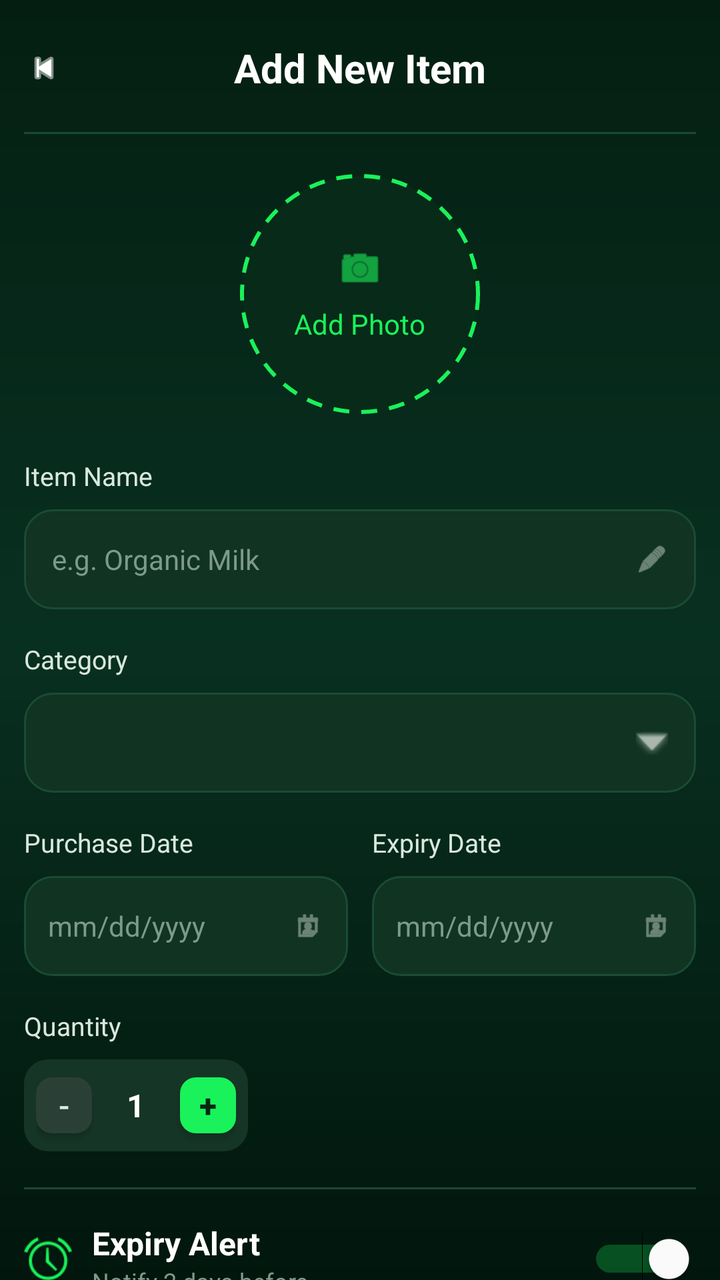
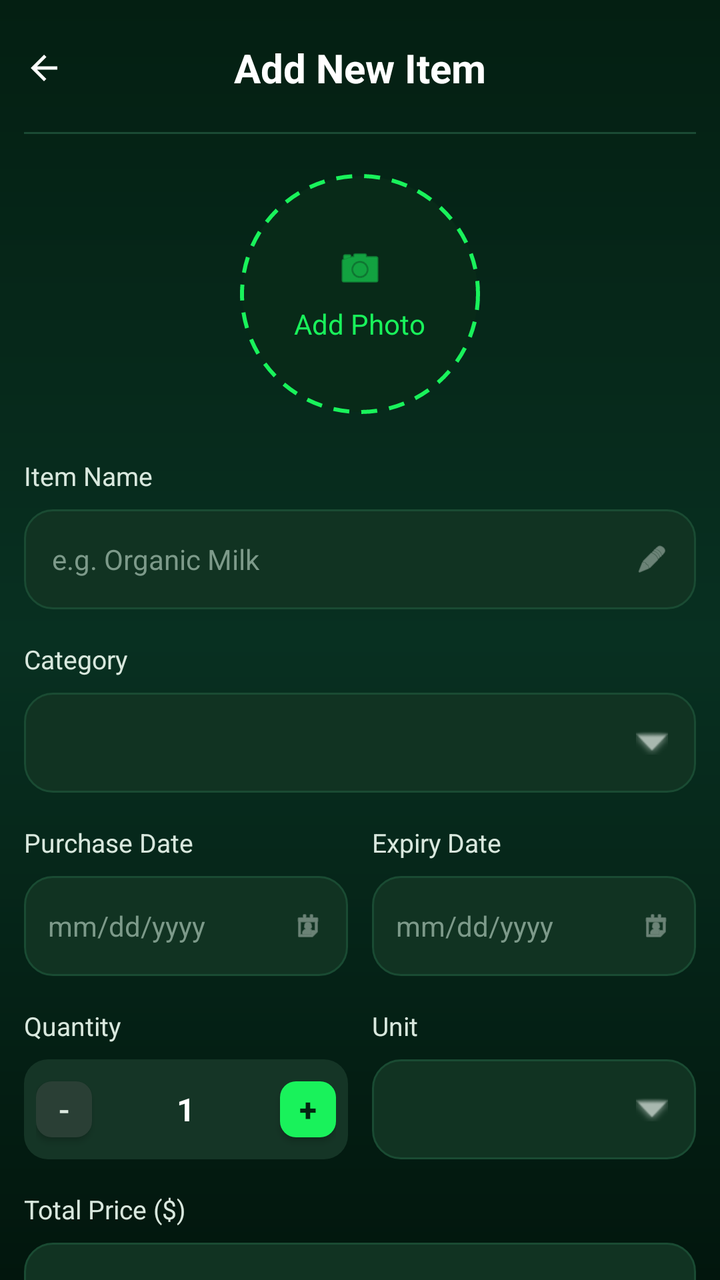

Before-and-after screenshots of an Android layout around one commit, followed by the original layout XML and the change that was made.
<!-- AndroidManifest.xml: application theme Theme.Group12_Asgmt2 -->
<!-- res/layout/activity_add_food.xml -->
<?xml version="1.0" encoding="utf-8"?>
<ScrollView xmlns:android="http://schemas.android.com/apk/res/android"
    xmlns:app="http://schemas.android.com/apk/res-auto"
    android:layout_width="match_parent"
    android:layout_height="match_parent"
    android:background="@drawable/bg_dashboard"
    android:fillViewport="true"
    android:scrollbars="none">

    <LinearLayout
        android:layout_width="match_parent"
        android:layout_height="wrap_content"
        android:orientation="vertical"
        android:paddingStart="12dp"
        android:paddingTop="16dp"
        android:paddingEnd="12dp"
        android:paddingBottom="24dp">

        <RelativeLayout
            android:layout_width="match_parent"
            android:layout_height="wrap_content"
            android:minHeight="36dp">

            <ImageView
                android:id="@+id/btnBack"
                android:layout_width="20dp"
                android:layout_height="20dp"
                android:layout_centerVertical="true"
                android:src="@android:drawable/ic_media_previous"
                app:tint="#FFFFFF" />

            <TextView
                android:layout_width="wrap_content"
                android:layout_height="wrap_content"
                android:layout_centerInParent="true"
                android:text="Add New Item"
                android:textColor="#FFFFFF"
                android:textSize="20sp"
                android:textStyle="bold" />
        </RelativeLayout>

        <View
            android:layout_width="match_parent"
            android:layout_height="1dp"
            android:layout_marginTop="14dp"
            android:background="#1B4A34" />

        <LinearLayout
            android:id="@+id/btnAddPhoto"
            android:layout_width="120dp"
            android:layout_height="120dp"
            android:layout_gravity="center_horizontal"
            android:layout_marginTop="20dp"
            android:background="@drawable/bg_add_photo_circle"
            android:gravity="center"
            android:orientation="vertical">

            <ImageView
                android:layout_width="24dp"
                android:layout_height="24dp"
                android:src="@android:drawable/ic_menu_camera"
                app:tint="#19F25B" />

            <TextView
                android:layout_width="wrap_content"
                android:layout_height="wrap_content"
                android:layout_marginTop="6dp"
                android:text="Add Photo"
                android:textColor="#19F25B"
                android:textSize="14sp" />
        </LinearLayout>

        <TextView
            android:layout_width="wrap_content"
            android:layout_height="wrap_content"
            android:layout_marginTop="22dp"
            android:text="Item Name"
            android:textColor="#D9E8DE"
            android:textSize="13sp" />

        <LinearLayout
            android:layout_width="match_parent"
            android:layout_height="50dp"
            android:layout_marginTop="8dp"
            android:background="@drawable/bg_input_rounded"
            android:gravity="center_vertical"
            android:orientation="horizontal"
            android:paddingStart="14dp"
            android:paddingEnd="14dp">

            <EditText
                android:id="@+id/etItemName"
                android:layout_width="0dp"
                android:layout_height="wrap_content"
                android:layout_weight="1"
                android:background="@android:color/transparent"
                android:hint="e.g. Organic Milk"
                android:textColor="#FFFFFF"
                android:textColorHint="#7D9A8A"
                android:textSize="14sp" />

            <ImageView
                android:layout_width="16dp"
                android:layout_height="16dp"
                android:src="@android:drawable/ic_menu_edit"
                app:tint="#A8B8AF" />
        </LinearLayout>

        <TextView
            android:layout_width="wrap_content"
            android:layout_height="wrap_content"
            android:layout_marginTop="16dp"
            android:text="Category"
            android:textColor="#D9E8DE"
            android:textSize="13sp" />

        <RelativeLayout
            android:layout_width="match_parent"
            android:layout_height="50dp"
            android:layout_marginTop="8dp"
            android:background="@drawable/bg_input_rounded"
            android:gravity="center_vertical">

            <Spinner
                android:id="@+id/spinnerCategory"
                android:layout_width="match_parent"
                android:layout_height="match_parent"
                android:background="@android:color/transparent"
                android:paddingStart="12dp"
                android:paddingEnd="36dp"
                android:spinnerMode="dropdown" />

            <ImageView
                android:layout_width="16dp"
                android:layout_height="16dp"
                android:layout_alignParentEnd="true"
                android:layout_centerVertical="true"
                android:layout_marginEnd="14dp"
                android:src="@android:drawable/arrow_down_float"
                app:tint="#A8B8AF" />
        </RelativeLayout>

        <LinearLayout
            android:layout_width="match_parent"
            android:layout_height="wrap_content"
            android:layout_marginTop="16dp"
            android:orientation="horizontal"
            android:weightSum="2">

            <LinearLayout
                android:layout_width="0dp"
                android:layout_height="wrap_content"
                android:layout_weight="1"
                android:layout_marginEnd="6dp"
                android:orientation="vertical">

                <TextView
                    android:layout_width="wrap_content"
                    android:layout_height="wrap_content"
                    android:text="Purchase Date"
                    android:textColor="#D9E8DE"
                    android:textSize="13sp" />

                <LinearLayout
                    android:layout_width="match_parent"
                    android:layout_height="50dp"
                    android:layout_marginTop="8dp"
                    android:background="@drawable/bg_input_rounded"
                    android:gravity="center_vertical"
                    android:orientation="horizontal"
                    android:paddingStart="12dp"
                    android:paddingEnd="12dp">

                    <EditText
                        android:id="@+id/etPurchaseDate"
                        android:layout_width="0dp"
                        android:layout_height="wrap_content"
                        android:layout_weight="1"
                        android:background="@android:color/transparent"
                        android:clickable="true"
                        android:focusable="false"
                        android:hint="mm/dd/yyyy"
                        android:textColor="#FFFFFF"
                        android:textColorHint="#7D9A8A"
                        android:textSize="14sp" />

                    <ImageView
                        android:layout_width="16dp"
                        android:layout_height="16dp"
                        android:src="@android:drawable/ic_menu_my_calendar"
                        app:tint="#A8B8AF" />
                </LinearLayout>
            </LinearLayout>

            <LinearLayout
                android:layout_width="0dp"
                android:layout_height="wrap_content"
                android:layout_weight="1"
                android:layout_marginStart="6dp"
                android:orientation="vertical">

                <TextView
                    android:layout_width="wrap_content"
                    android:layout_height="wrap_content"
                    android:text="Expiry Date"
                    android:textColor="#D9E8DE"
                    android:textSize="13sp" />

                <LinearLayout
                    android:layout_width="match_parent"
                    android:layout_height="50dp"
                    android:layout_marginTop="8dp"
                    android:background="@drawable/bg_input_rounded"
                    android:gravity="center_vertical"
                    android:orientation="horizontal"
                    android:paddingStart="12dp"
                    android:paddingEnd="12dp">

                    <EditText
                        android:id="@+id/etExpiryDate"
                        android:layout_width="0dp"
                        android:layout_height="wrap_content"
                        android:layout_weight="1"
                        android:background="@android:color/transparent"
                        android:clickable="true"
                        android:focusable="false"
                        android:hint="mm/dd/yyyy"
                        android:textColor="#FFFFFF"
                        android:textColorHint="#7D9A8A"
                        android:textSize="14sp" />

                    <ImageView
                        android:layout_width="16dp"
                        android:layout_height="16dp"
                        android:src="@android:drawable/ic_menu_my_calendar"
                        app:tint="#A8B8AF" />
                </LinearLayout>
            </LinearLayout>
        </LinearLayout>

        <TextView
            android:layout_width="wrap_content"
            android:layout_height="wrap_content"
            android:layout_marginTop="16dp"
            android:text="Quantity"
            android:textColor="#D9E8DE"
            android:textSize="13sp" />

        <LinearLayout
            android:layout_width="112dp"
            android:layout_height="46dp"
            android:layout_marginTop="8dp"
            android:background="@drawable/bg_quantity_container"
            android:gravity="center_vertical"
            android:orientation="horizontal"
            android:paddingStart="6dp"
            android:paddingEnd="6dp">

            <androidx.appcompat.widget.AppCompatButton
                android:id="@+id/btnMinus"
                android:layout_width="28dp"
                android:layout_height="28dp"
                android:background="@drawable/bg_quantity_minus"
                android:insetTop="0dp"
                android:insetBottom="0dp"
                android:minWidth="0dp"
                android:minHeight="0dp"
                android:padding="0dp"
                android:text="-"
                android:textAllCaps="false"
                android:textColor="#DCE9E0"
                android:textSize="16sp" />

            <TextView
                android:id="@+id/tvQuantity"
                android:layout_width="0dp"
                android:layout_height="wrap_content"
                android:layout_weight="1"
                android:gravity="center"
                android:text="1"
                android:textColor="#FFFFFF"
                android:textSize="16sp"
                android:textStyle="bold" />

            <androidx.appcompat.widget.AppCompatButton
                android:id="@+id/btnPlus"
                android:layout_width="28dp"
                android:layout_height="28dp"
                android:background="@drawable/bg_quantity_plus"
                android:insetTop="0dp"
                android:insetBottom="0dp"
                android:minWidth="0dp"
                android:minHeight="0dp"
                android:padding="0dp"
                android:text="+"
                android:textAllCaps="false"
                android:textColor="#032611"
                android:textSize="16sp"
                android:textStyle="bold" />
        </LinearLayout>

        <View
            android:layout_width="match_parent"
            android:layout_height="1dp"
            android:layout_marginTop="18dp"
            android:background="#1C4733" />

        <LinearLayout
            android:layout_width="match_parent"
            android:layout_height="wrap_content"
            android:layout_marginTop="16dp"
            android:gravity="center_vertical"
            android:orientation="horizontal">

            <ImageView
                android:layout_width="24dp"
                android:layout_height="24dp"
                android:src="@android:drawable/ic_lock_idle_alarm"
                app:tint="#19F25B" />

            <LinearLayout
                android:layout_width="0dp"
                android:layout_height="wrap_content"
                android:layout_marginStart="10dp"
                android:layout_weight="1"
                android:orientation="vertical">

                <TextView
                    android:layout_width="wrap_content"
                    android:layout_height="wrap_content"
                    android:text="Expiry Alert"
                    android:textColor="#FFFFFF"
                    android:textSize="16sp"
                    android:textStyle="bold" />

                <TextView
                    android:layout_width="wrap_content"
                    android:layout_height="wrap_content"
                    android:text="Notify 2 days before"
                    android:textColor="#7D9A8A"
                    android:textSize="12sp" />
            </LinearLayout>

            <Switch
                android:id="@+id/switchExpiryAlert"
                android:layout_width="wrap_content"
                android:layout_height="wrap_content"
                android:checked="true"
                android:thumbTint="#FFFFFF"
                android:trackTint="#19F25B" />
        </LinearLayout>

        <TextView
            android:layout_width="wrap_content"
            android:layout_height="wrap_content"
            android:layout_marginTop="20dp"
            android:text="Quick Tags"
            android:textColor="#D9E8DE"
            android:textSize="13sp" />

        <HorizontalScrollView
            android:layout_width="match_parent"
            android:layout_height="wrap_content"
            android:layout_marginTop="10dp"
            android:scrollbars="none">

            <LinearLayout
                android:layout_width="wrap_content"
                android:layout_height="wrap_content"
                android:orientation="horizontal">

                <TextView
                    android:id="@+id/tagFresh"
                    android:layout_width="wrap_content"
                    android:layout_height="wrap_content"
                    android:background="@drawable/bg_tag_selected"
                    android:paddingStart="14dp"
                    android:paddingTop="7dp"
                    android:paddingEnd="14dp"
                    android:paddingBottom="7dp"
                    android:text="Fresh"
                    android:textColor="#FFFFFF"
                    android:textSize="12sp" />

                <TextView
                    android:id="@+id/tagFrozen"
                    android:layout_width="wrap_content"
                    android:layout_height="wrap_content"
                    android:layout_marginStart="8dp"
                    android:background="@drawable/bg_tag_unselected"
                    android:paddingStart="14dp"
                    android:paddingTop="7dp"
                    android:paddingEnd="14dp"
                    android:paddingBottom="7dp"
                    android:text="Frozen"
                    android:textColor="#7D9A8A"
                    android:textSize="12sp" />

                <TextView
                    android:id="@+id/tagCanned"
                    android:layout_width="wrap_content"
                    android:layout_height="wrap_content"
                    android:layout_marginStart="8dp"
                    android:background="@drawable/bg_tag_unselected"
                    android:paddingStart="14dp"
                    android:paddingTop="7dp"
                    android:paddingEnd="14dp"
                    android:paddingBottom="7dp"
                    android:text="Canned"
                    android:textColor="#7D9A8A"
                    android:textSize="12sp" />

                <TextView
                    android:id="@+id/tagOpened"
                    android:layout_width="wrap_content"
                    android:layout_height="wrap_content"
                    android:layout_marginStart="8dp"
                    android:background="@drawable/bg_tag_unselected"
                    android:paddingStart="14dp"
                    android:paddingTop="7dp"
                    android:paddingEnd="14dp"
                    android:paddingBottom="7dp"
                    android:text="Opened"
                    android:textColor="#7D9A8A"
                    android:textSize="12sp" />
            </LinearLayout>
        </HorizontalScrollView>

        <androidx.appcompat.widget.AppCompatButton
            android:id="@+id/btnSaveInventory"
            android:layout_width="match_parent"
            android:layout_height="54dp"
            android:layout_marginTop="26dp"
            android:background="@drawable/bg_quick_add"
            android:insetTop="0dp"
            android:insetBottom="0dp"
            android:text="Save to Inventory"
            android:textAllCaps="false"
            android:textColor="#022710"
            android:textSize="17sp"
            android:textStyle="bold" />

    </LinearLayout>
</ScrollView>
<!-- resources referenced by this layout -->
<resources>
  <!-- drawable bg_add_photo_circle (drawable) -->
  <?xml version="1.0" encoding="utf-8"?>
  <shape xmlns:android="http://schemas.android.com/apk/res/android"
      android:shape="oval">
      <solid android:color="#082A18" />
      <stroke
          android:width="2dp"
          android:color="#19F25B"
          android:dashWidth="8dp"
          android:dashGap="6dp" />
  </shape>
  <!-- drawable bg_dashboard (drawable) -->
  <?xml version="1.0" encoding="utf-8"?>
  <shape xmlns:android="http://schemas.android.com/apk/res/android" android:shape="rectangle">
      <gradient
          android:angle="270"
          android:startColor="#041F12"
          android:centerColor="#083021"
          android:endColor="#02160D" />
  </shape>
  <!-- drawable bg_input_rounded (drawable) -->
  <?xml version="1.0" encoding="utf-8"?>
  <shape xmlns:android="http://schemas.android.com/apk/res/android"
      android:shape="rectangle">
      <corners android:radius="14dp" />
      <solid android:color="#113322" />
      <stroke
          android:width="1dp"
          android:color="#1A4B33" />
  </shape>
  <!-- drawable bg_quantity_container (drawable) -->
  <?xml version="1.0" encoding="utf-8"?>
  <shape xmlns:android="http://schemas.android.com/apk/res/android"
      android:shape="rectangle">
      <corners android:radius="12dp" />
      <solid android:color="#153526" />
  </shape>
  <!-- drawable bg_quantity_minus (drawable) -->
  <?xml version="1.0" encoding="utf-8"?>
  <shape xmlns:android="http://schemas.android.com/apk/res/android"
      android:shape="rectangle">
      <corners android:radius="8dp" />
      <solid android:color="#2A3F35" />
  </shape>
  <!-- drawable bg_quantity_plus (drawable) -->
  <?xml version="1.0" encoding="utf-8"?>
  <shape xmlns:android="http://schemas.android.com/apk/res/android"
      android:shape="rectangle">
      <corners android:radius="8dp" />
      <solid android:color="#19F25B" />
  </shape>
  <!-- drawable bg_quick_add (drawable) -->
  <?xml version="1.0" encoding="utf-8"?>
  <shape xmlns:android="http://schemas.android.com/apk/res/android" android:shape="rectangle">
      <corners android:radius="18dp" />
      <solid android:color="#14F25C" />
  </shape>
  <!-- drawable bg_tag_selected (drawable) -->
  <?xml version="1.0" encoding="utf-8"?>
  <shape xmlns:android="http://schemas.android.com/apk/res/android"
      android:shape="rectangle">
      <corners android:radius="18dp" />
      <solid android:color="#0F8E38" />
      <stroke
          android:width="1dp"
          android:color="#19F25B" />
  </shape>
  <!-- drawable bg_tag_unselected (drawable) -->
  <?xml version="1.0" encoding="utf-8"?>
  <shape xmlns:android="http://schemas.android.com/apk/res/android"
      android:shape="rectangle">
      <corners android:radius="18dp" />
      <solid android:color="#0B281A" />
      <stroke
          android:width="1dp"
          android:color="#204733" />
  </shape>
  <style name="Theme.Group12_Asgmt2" parent="Base.Theme.Group12_Asgmt2" />
  <style name="Base.Theme.Group12_Asgmt2" parent="Theme.Material3.DayNight.NoActionBar">
          
          
      </style>
</resources>

<!-- the commit's change to res/layout/activity_add_food.xml (unified diff, before → after) -->
@@ -26,7 +26,7 @@
                 android:layout_width="20dp"
                 android:layout_height="20dp"
                 android:layout_centerVertical="true"
-                android:src="@android:drawable/ic_media_previous"
+                android:src="@drawable/ic_arrow_back"
                 app:tint="#FFFFFF" />
 
             <TextView
@@ -45,30 +45,44 @@
             android:layout_marginTop="14dp"
             android:background="#1B4A34" />
 
-        <LinearLayout
+        <FrameLayout
             android:id="@+id/btnAddPhoto"
             android:layout_width="120dp"
             android:layout_height="120dp"
             android:layout_gravity="center_horizontal"
             android:layout_marginTop="20dp"
-            android:background="@drawable/bg_add_photo_circle"
-            android:gravity="center"
-            android:orientation="vertical">
-
-            <ImageView
-                android:layout_width="24dp"
-                android:layout_height="24dp"
-                android:src="@android:drawable/ic_menu_camera"
-                app:tint="#19F25B" />
-
-            <TextView
-                android:layout_width="wrap_content"
-                android:layout_height="wrap_content"
-                android:layout_marginTop="6dp"
-                android:text="Add Photo"
-                android:textColor="#19F25B"
-                android:textSize="14sp" />
-        </LinearLayout>
+            android:background="@drawable/bg_add_photo_circle">
+
+            <LinearLayout
+                android:id="@+id/layoutPhotoPlaceholder"
+                android:layout_width="match_parent"
+                android:layout_height="match_parent"
+                android:gravity="center"
+                android:orientation="vertical">
+
+                <ImageView
+                    android:layout_width="24dp"
+                    android:layout_height="24dp"
+                    android:src="@android:drawable/ic_menu_camera"
+                    app:tint="#19F25B" />
+
+                <TextView
+                    android:layout_width="wrap_content"
+                    android:layout_height="wrap_content"
+                    android:layout_marginTop="6dp"
+                    android:text="Add Photo"
+                    android:textColor="#19F25B"
+                    android:textSize="14sp" />
+            </LinearLayout>
+
+            <com.google.android.material.imageview.ShapeableImageView
+                android:id="@+id/ivFoodPhoto"
+                android:layout_width="match_parent"
+                android:layout_height="match_parent"
+                android:scaleType="centerCrop"
+                android:visibility="gone"
+                app:shapeAppearanceOverlay="@style/CircleImage" />
+        </FrameLayout>
 
         <TextView
             android:layout_width="wrap_content"
@@ -128,6 +142,7 @@
                 android:background="@android:color/transparent"
                 android:paddingStart="12dp"
                 android:paddingEnd="36dp"
+                android:textColor="#FFFFFF"
                 android:spinnerMode="dropdown" />
 
             <ImageView
@@ -238,65 +253,159 @@
             </LinearLayout>
         </LinearLayout>
 
+        <LinearLayout
+            android:layout_width="match_parent"
+            android:layout_height="wrap_content"
+            android:layout_marginTop="16dp"
+            android:orientation="horizontal"
+            android:weightSum="2">
+
+            <LinearLayout
+                android:layout_width="0dp"
+                android:layout_height="wrap_content"
+                android:layout_weight="1"
+                android:layout_marginEnd="6dp"
+                android:orientation="vertical">
+
+                <TextView
+                    android:layout_width="wrap_content"
+                    android:layout_height="wrap_content"
+                    android:text="Quantity"
+                    android:textColor="#D9E8DE"
+                    android:textSize="13sp" />
+
+                <LinearLayout
+                    android:layout_width="match_parent"
+                    android:layout_height="50dp"
+                    android:layout_marginTop="8dp"
+                    android:background="@drawable/bg_quantity_container"
+                    android:gravity="center_vertical"
+                    android:orientation="horizontal"
+                    android:paddingStart="6dp"
+                    android:paddingEnd="6dp">
+
+                    <androidx.appcompat.widget.AppCompatButton
+                        android:id="@+id/btnMinus"
+                        android:layout_width="28dp"
+                        android:layout_height="28dp"
+                        android:background="@drawable/bg_quantity_minus"
+                        android:insetTop="0dp"
+                        android:insetBottom="0dp"
+                        android:minWidth="0dp"
+                        android:minHeight="0dp"
+                        android:padding="0dp"
+                        android:text="-"
+                        android:textAllCaps="false"
+                        android:textColor="#DCE9E0"
+                        android:textSize="16sp" />
+
+                    <TextView
+                        android:id="@+id/tvQuantity"
+                        android:layout_width="0dp"
+                        android:layout_height="wrap_content"
+                        android:layout_weight="1"
+                        android:gravity="center"
+                        android:text="1"
+                        android:textColor="#FFFFFF"
+                        android:textSize="16sp"
+                        android:textStyle="bold" />
+
+                    <androidx.appcompat.widget.AppCompatButton
+                        android:id="@+id/btnPlus"
+                        android:layout_width="28dp"
+                        android:layout_height="28dp"
+                        android:background="@drawable/bg_quantity_plus"
+                        android:insetTop="0dp"
+                        android:insetBottom="0dp"
+                        android:minWidth="0dp"
+                        android:minHeight="0dp"
+                        android:padding="0dp"
+                        android:text="+"
+                        android:textAllCaps="false"
+                        android:textColor="#032611"
+                        android:textSize="16sp"
+                        android:textStyle="bold" />
+                </LinearLayout>
+            </LinearLayout>
+
+            <LinearLayout
+                android:layout_width="0dp"
+                android:layout_height="wrap_content"
+                android:layout_weight="1"
+                android:layout_marginStart="6dp"
+                android:orientation="vertical">
+
+                <TextView
+                    android:layout_width="wrap_content"
+                    android:layout_height="wrap_content"
+                    android:text="Unit"
+                    android:textColor="#D9E8DE"
+                    android:textSize="13sp" />
+
+                <RelativeLayout
+                    android:layout_width="match_parent"
+                    android:layout_height="50dp"
+                    android:layout_marginTop="8dp"
+                    android:background="@drawable/bg_input_rounded"
+                    android:gravity="center_vertical">
+
+                    <Spinner
+                        android:id="@+id/spinnerUnit"
+                        android:layout_width="match_parent"
+                        android:layout_height="match_parent"
+                        android:background="@android:color/transparent"
+                        android:paddingStart="12dp"
+                        android:paddingEnd="36dp"
+                        android:spinnerMode="dropdown" />
+
+                    <ImageView
+                        android:layout_width="16dp"
+                        android:layout_height="16dp"
+                        android:layout_alignParentEnd="true"
+                        android:layout_centerVertical="true"
+                        android:layout_marginEnd="14dp"
+                        android:src="@android:drawable/arrow_down_float"
+                        app:tint="#A8B8AF" />
+                </RelativeLayout>
+            </LinearLayout>
+        </LinearLayout>
+
         <TextView
             android:layout_width="wrap_content"
             android:layout_height="wrap_content"
             android:layout_marginTop="16dp"
-            android:text="Quantity"
+            android:text="Total Price ($)"
             android:textColor="#D9E8DE"
             android:textSize="13sp" />
 
         <LinearLayout
-            android:layout_width="112dp"
-            android:layout_height="46dp"
+            android:layout_width="match_parent"
+            android:layout_height="50dp"
             android:layout_marginTop="8dp"
-            android:background="@drawable/bg_quantity_container"
+            android:background="@drawable/bg_input_rounded"
             android:gravity="center_vertical"
             android:orientation="horizontal"
-            android:paddingStart="6dp"
-            android:paddingEnd="6dp">
-
-            <androidx.appcompat.widget.AppCompatButton
-                android:id="@+id/btnMinus"
-                android:layout_width="28dp"
-                android:layout_height="28dp"
-                android:background="@drawable/bg_quantity_minus"
-                android:insetTop="0dp"
-                android:insetBottom="0dp"
-                android:minWidth="0dp"
-                android:minHeight="0dp"
-                android:padding="0dp"
-                android:text="-"
-                android:textAllCaps="false"
-                android:textColor="#DCE9E0"
-                android:textSize="16sp" />
-
-            <TextView
-                android:id="@+id/tvQuantity"
-                android:layout_width="0dp"
-                android:layout_height="wrap_content"
-                android:layout_weight="1"
-                android:gravity="center"
-                android:text="1"
+            android:paddingStart="14dp"
+            android:paddingEnd="14dp">
+
+            <EditText
+                android:id="@+id/etPrice"
+                android:layout_width="0dp"
+                android:layout_height="wrap_content"
+                android:layout_weight="1"
+                android:background="@android:color/transparent"
+                android:hint="0.00"
+                android:inputType="numberDecimal"
                 android:textColor="#FFFFFF"
-                android:textSize="16sp"
-                android:textStyle="bold" />
-
-            <androidx.appcompat.widget.AppCompatButton
-                android:id="@+id/btnPlus"
-                android:layout_width="28dp"
-                android:layout_height="28dp"
-                android:background="@drawable/bg_quantity_plus"
-                android:insetTop="0dp"
-                android:insetBottom="0dp"
-                android:minWidth="0dp"
-                android:minHeight="0dp"
-                android:padding="0dp"
-                android:text="+"
-                android:textAllCaps="false"
-                android:textColor="#032611"
-                android:textSize="16sp"
-                android:textStyle="bold" />
+                android:textColorHint="#7D9A8A"
+                android:textSize="14sp" />
+
+
+
+
+
+
+
         </LinearLayout>
 
         <View
@@ -346,8 +455,8 @@
                 android:layout_width="wrap_content"
                 android:layout_height="wrap_content"
                 android:checked="true"
-                android:thumbTint="#FFFFFF"
-                android:trackTint="#19F25B" />
+                android:thumbTint="@color/switch_thumb_selector"
+                android:trackTint="@color/switch_track_selector" />
         </LinearLayout>
 
         <TextView
<!-- resource entries referenced after the edit -->
@@ -77,6 +77,15 @@
           android:width="1dp"
           android:color="#204733" />
   </shape>
+  <!-- drawable ic_arrow_back (drawable) -->
+  <vector xmlns:android="http://schemas.android.com/apk/res/android" android:autoMirrored="true" android:height="24dp" android:tint="#000000" android:viewportHeight="24" android:viewportWidth="24" android:width="24dp">
+        
+      <path android:fillColor="@android:color/white" android:pathData="M20,11H7.83l5.59,-5.59L12,4l-8,8 8,8 1.41,-1.41L7.83,13H20v-2z"/>
+      
+  </vector>
+  <style name="CircleImage">
+          <item name="cornerSize">50%</item>
+      </style>
   <style name="Theme.Group12_Asgmt2" parent="Base.Theme.Group12_Asgmt2" />
   <style name="Base.Theme.Group12_Asgmt2" parent="Theme.Material3.DayNight.NoActionBar">
           
